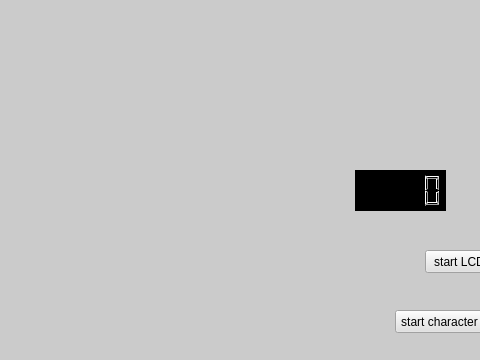
Before: the Qt Designer form GUI/simple1.ui in Naman311/ReconSubsea, drawn with Qt 5; both pictures show x 675 to 1155 and y 0 to 360 of the 1328 by 695 pixel window.
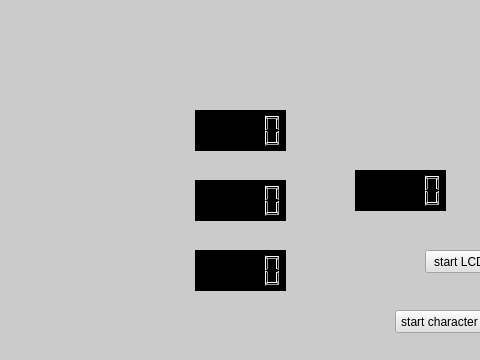
After: the same form once the commit is applied. Icons and pictures are not drawn.

```diff
--- a/GUI/simple1.ui
+++ b/GUI/simple1.ui
@@ -215,6 +215,45 @@
      <string>&lt;html&gt;&lt;head/&gt;&lt;body&gt;&lt;p&gt;&lt;span style=&quot; font-size:36pt; color:#ed1c24;&quot;&gt;ROV CONSOLE&lt;/span&gt;&lt;/p&gt;&lt;/body&gt;&lt;/html&gt;</string>
     </property>
    </widget>
+   <widget class="QLCDNumber" name="lcdNumber_3">
+    <property name="geometry">
+     <rect>
+      <x>870</x>
+      <y>250</y>
+      <width>91</width>
+      <height>41</height>
+     </rect>
+    </property>
+    <property name="styleSheet">
+     <string notr="true">background-color: rgb(0, 0, 0);</string>
+    </property>
+   </widget>
+   <widget class="QLCDNumber" name="lcdNumber_4">
+    <property name="geometry">
+     <rect>
+      <x>870</x>
+      <y>180</y>
+      <width>91</width>
+      <height>41</height>
+     </rect>
+    </property>
+    <property name="styleSheet">
+     <string notr="true">background-color: rgb(0, 0, 0);</string>
+    </property>
+   </widget>
+   <widget class="QLCDNumber" name="lcdNumber_5">
+    <property name="geometry">
+     <rect>
+      <x>870</x>
+      <y>110</y>
+      <width>91</width>
+      <height>41</height>
+     </rect>
+    </property>
+    <property name="styleSheet">
+     <string notr="true">background-color: rgb(0, 0, 0);</string>
+    </property>
+   </widget>
   </widget>
   <widget class="QMenuBar" name="menubar">
    <property name="geometry">
```
